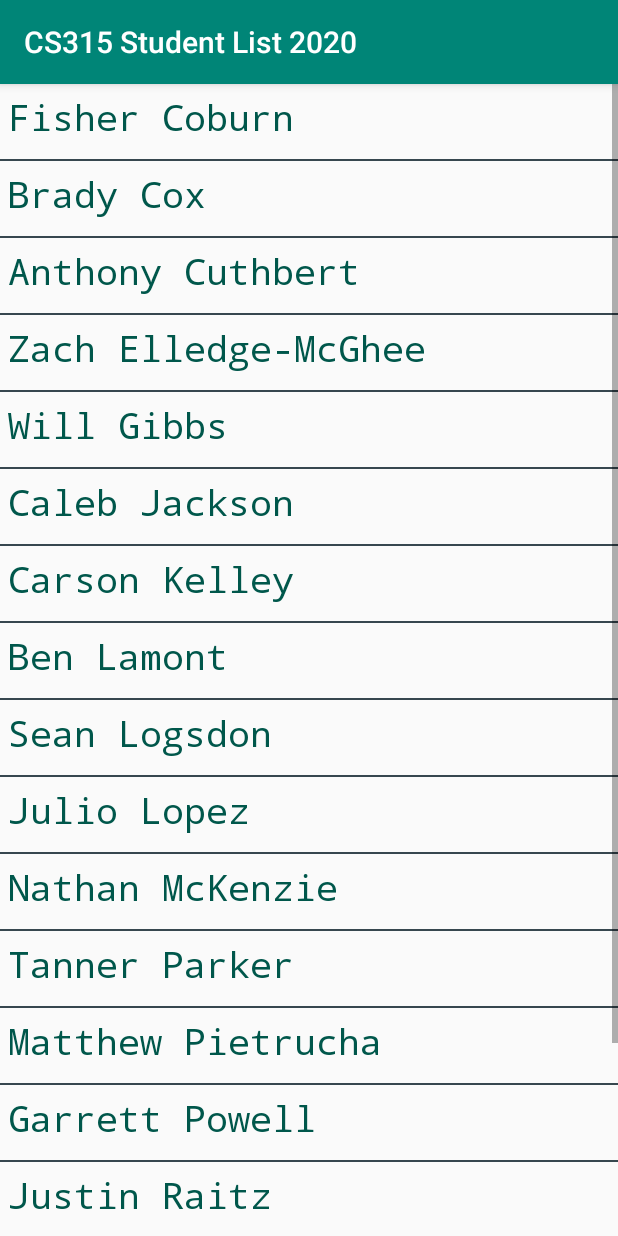
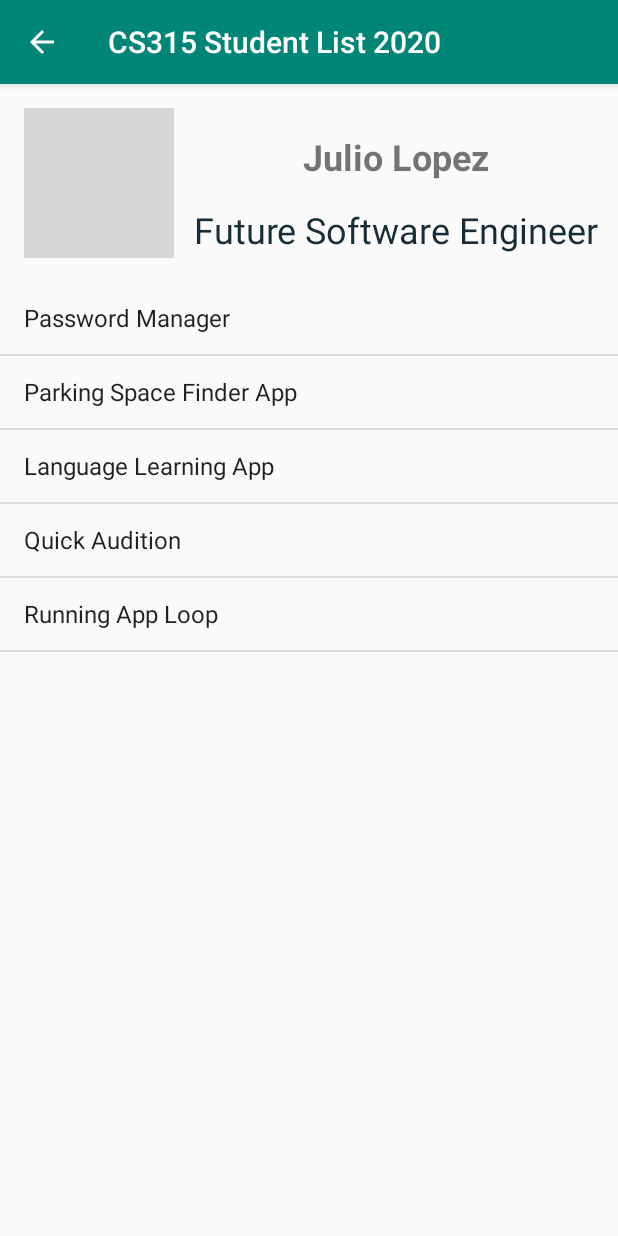
Before and after one commit to richtanner/StudentList2020, an Android app: the screen it shows after launch (ItemListActivity before the commit, Julio after it), after a tap on "Julio Lopez", on a phone screen of 412 x 824 dp. Run offline under Robolectric (Android 15) with nearby library versions, the phone set to English and light mode, and no system bars; grey boxes are pictures that could not be loaded.

Commit message:
Finished App 2, now going to go play some Valorant.

```diff
--- a/app/src/main/java/com/cs315/studentlist2020/ItemListActivity.java
+++ b/app/src/main/java/com/cs315/studentlist2020/ItemListActivity.java
@@ -56,6 +56,9 @@ public class ItemListActivity extends AppCompatActivity implements AdapterView.O
 
         /** do something cool based on the INDEX (int) of the selected item **/
         switch (position) {
+            case 9: // case for Julio
+                Toast.makeText(this,personSelected + " is the coolest person!!", Toast.LENGTH_LONG).show();
+                break;
             case 17:
                 // by specific index
                 Toast.makeText(this, personSelected + " wrote some jank code!!", Toast.LENGTH_LONG).show();
@@ -73,5 +76,12 @@ public class ItemListActivity extends AppCompatActivity implements AdapterView.O
             Intent intent = new Intent(context, ProfTannerActivity.class);
             context.startActivity(intent);
         }
+
+        if(personSelected == "Julio Lopez") {
+            // go to Julio's new activity
+            Context context = simpleList.getContext();
+            Intent intent = new Intent(context, Julio.class);
+            context.startActivity(intent);
+        }
     }
 }
--- /dev/null
+++ b/app/src/main/java/com/cs315/studentlist2020/Julio.java
@@ -0,0 +1,59 @@
+package com.cs315.studentlist2020;
+
+import androidx.appcompat.app.AppCompatActivity;
+
+import android.content.Context;
+import android.content.Intent;
+import android.os.Bundle;
+import android.view.View;
+import android.widget.AdapterView;
+import android.widget.ArrayAdapter;
+import android.widget.ListView;
+import android.widget.Toast;
+
+public class Julio extends AppCompatActivity implements AdapterView.OnItemClickListener {
+
+    // Declaring a ListView for the list we will make
+    ListView idea_list;
+
+    String app_idea[] = {
+            "Password Manager",
+            "Parking Space Finder App",
+            "Language Learning App",
+            "Quick Audition",
+            "Running App Loop"
+    };
+
+    @Override
+    protected void onCreate(Bundle savedInstanceState) {
+        super.onCreate(savedInstanceState);
+        setContentView(R.layout.activity_julio);
+
+        // Do stuff with the ListView
+        idea_list = (ListView)findViewById(R.id.julio_list);
+        ArrayAdapter<String> arrayAdapter = new ArrayAdapter<String>(this, android.R.layout.simple_list_item_activated_1, app_idea);
+        idea_list.setAdapter(arrayAdapter);
+        idea_list.setOnItemClickListener(this);
+    }
+
+    @Override
+    public void onItemClick(AdapterView<?> adapterView, View view, int position, long l) {
+
+        String itemSelected = (String) idea_list.getAdapter().getItem(position);
+
+        switch(position) {
+            case 3:
+                Toast.makeText(this,itemSelected + " is ready to record your audition!", Toast.LENGTH_LONG).show();
+                break;
+            default:
+                Toast.makeText(this, itemSelected + " was selected.", Toast.LENGTH_LONG).show();
+        }
+
+        if(itemSelected == "Quick Audition") {
+            // Go to the new activity of Quick Audition
+            Context context = idea_list.getContext();
+            Intent intent = new Intent(context, QuickAudition.class);
+            context.startActivity(intent);
+        }
+    }
+}
--- /dev/null
+++ b/app/src/main/res/layout/activity_julio.xml
@@ -0,0 +1,59 @@
+<?xml version="1.0" encoding="utf-8"?>
+<androidx.constraintlayout.widget.ConstraintLayout xmlns:android="http://schemas.android.com/apk/res/android"
+    xmlns:app="http://schemas.android.com/apk/res-auto"
+    xmlns:tools="http://schemas.android.com/tools"
+    android:layout_width="match_parent"
+    android:layout_height="match_parent">
+
+    <ImageView
+        android:id="@+id/imageView3"
+        android:layout_width="100dp"
+        android:layout_height="100dp"
+        android:layout_marginStart="16dp"
+        android:layout_marginTop="16dp"
+        android:contentDescription="@string/jl_name"
+        app:layout_constraintStart_toStartOf="parent"
+        app:layout_constraintTop_toTopOf="parent"
+        app:srcCompat="@drawable/julio_cooper" />
+
+    <TextView
+        android:id="@+id/textView"
+        android:layout_width="wrap_content"
+        android:layout_height="wrap_content"
+        android:layout_marginStart="16dp"
+        android:layout_marginTop="32dp"
+        android:layout_marginEnd="16dp"
+        android:text="@string/jl_name"
+        android:textAlignment="viewStart"
+        android:textSize="24sp"
+        android:textStyle="bold"
+        app:layout_constraintEnd_toEndOf="parent"
+        app:layout_constraintStart_toEndOf="@id/imageView3"
+        app:layout_constraintTop_toTopOf="parent" />
+
+    <TextView
+        android:id="@+id/textView5"
+        android:layout_width="wrap_content"
+        android:layout_height="wrap_content"
+        android:layout_marginStart="16dp"
+        android:layout_marginTop="16dp"
+        android:layout_marginEnd="16dp"
+        android:text="@string/jl_title"
+        android:textAlignment="viewStart"
+        android:textColor="@color/customBlueDark"
+        android:textSize="24sp"
+        app:layout_constraintEnd_toEndOf="parent"
+        app:layout_constraintStart_toEndOf="@id/imageView3"
+        app:layout_constraintTop_toBottomOf="@id/textView" />
+
+    <ListView
+        android:id="@+id/julio_list"
+        android:layout_width="0dp"
+        android:layout_height="0dp"
+        android:layout_marginTop="16dp"
+        app:layout_constraintBottom_toBottomOf="parent"
+        app:layout_constraintEnd_toEndOf="parent"
+        app:layout_constraintStart_toStartOf="parent"
+        app:layout_constraintTop_toBottomOf="@+id/imageView3" />
+
+</androidx.constraintlayout.widget.ConstraintLayout>
--- a/app/src/main/res/values/strings.xml
+++ b/app/src/main/res/values/strings.xml
@@ -3,4 +3,8 @@
     <string name="title_tanner_detail">Prof Tanner</string>
     <string name="rwt_name">Rich Tanner</string>
     <string name="rwt_title">Clinical Professor of DET</string>
+    <string name="jl_name">Julio Lopez</string>
+    <string name="jl_title">Future Software Engineer</string>
+    <string name="audition_title">Quick Audition</string>
+    <string name="audition_description">Quick Audition is an app that allows for recording of auditions and that allows for quick edits to be made right after. This all in one app provides aspiring musicians and actors to make their auditions with a user friendly interface without the stress of a learning curve. </string>
 </resources>
```
Also changed, not shown: app/src/main/AndroidManifest.xml (+14 -6 lines), app/src/main/java/com/cs315/studentlist2020/QuickAudition.java (added, +14 -0 lines), app/src/main/res/layout/activity_quick_audition.xml (added, +30 -0 lines), 1 other file.
